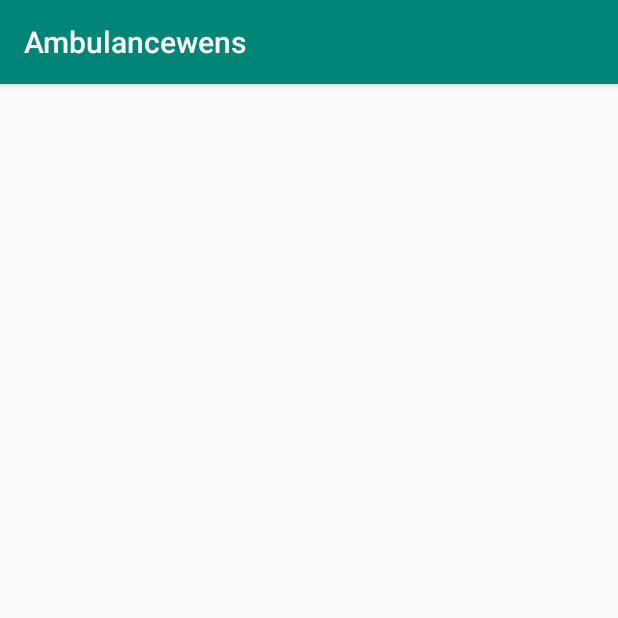
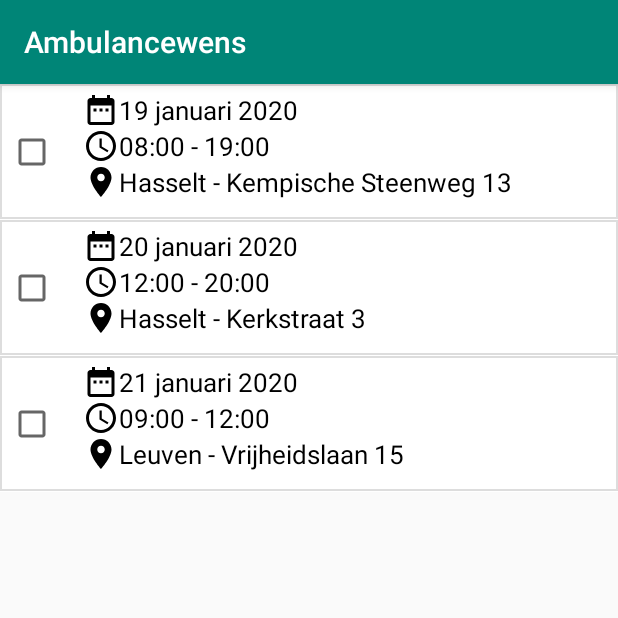
Before and after one commit to jochenLekens/wensambulance_T3, an Android app: the MainActivity screen opened directly, with no data from a screen before it, on a phone screen of 412 x 824 dp, the top half of it. Run offline under Robolectric (Android 15) with nearby library versions, the phone set to English and light mode, and no system bars.

Commit message:
recycler view made and dummy data added v2

```diff
--- a/app/src/main/java/android/a/ambulancewens/ui/MainActivity.java
+++ b/app/src/main/java/android/a/ambulancewens/ui/MainActivity.java
@@ -1,15 +1,46 @@
 package android.a.ambulancewens.ui;
 
 import androidx.appcompat.app.AppCompatActivity;
+import androidx.recyclerview.widget.LinearLayoutManager;
+import androidx.recyclerview.widget.RecyclerView;
 
 import android.a.ambulancewens.R;
+import android.a.ambulancewens.adapters.RecyclerViewAdapter;
 import android.os.Bundle;
 
+import java.util.ArrayList;
+
 public class MainActivity extends AppCompatActivity {
+
+    private ArrayList<String> mDates  = new ArrayList<>();
+    private ArrayList<String> mTimes = new ArrayList<>();
+    private ArrayList<String> mLocations = new ArrayList<>();
 
     @Override
     protected void onCreate(Bundle savedInstanceState) {
         super.onCreate(savedInstanceState);
         setContentView(R.layout.activity_main);
+        this.fillDummyData();
+        this.initRecyclerView();
+    }
+
+    private void initRecyclerView() {
+        RecyclerView recyclerView = findViewById(R.id.recycler_view);
+        RecyclerViewAdapter adapter = new RecyclerViewAdapter(mDates, mTimes, mLocations, this);
+        recyclerView.setAdapter(adapter);
+        recyclerView.setLayoutManager(new LinearLayoutManager(this));
+    }
+
+
+    public void fillDummyData(){
+        mDates.add("19 januari 2020");
+        mDates.add("20 januari 2020");
+        mDates.add("21 januari 2020");
+        mTimes.add("08:00 - 19:00");
+        mTimes.add("12:00 - 20:00");
+        mTimes.add("09:00 - 12:00");
+        mLocations.add("Hasselt - Kempische Steenweg 13");
+        mLocations.add("Hasselt - Kerkstraat 3");
+        mLocations.add("Leuven - Vrijheidslaan 15");
     }
 }
--- a/app/src/main/res/drawable/calender.xml
+++ b/app/src/main/res/drawable/calender.xml
@@ -5,5 +5,5 @@
         android:viewportHeight="24.0">
     <path
         android:fillColor="#FF000000"
-        android:pathData="M6,18c0,0.55 0.45,1 1,1h1v3.5c0,0.83 0.67,1.5 1.5,1.5s1.5,-0.67 1.5,-1.5L11,19h2v3.5c0,0.83 0.67,1.5 1.5,1.5s1.5,-0.67 1.5,-1.5L16,19h1c0.55,0 1,-0.45 1,-1L18,8L6,8v10zM3.5,8C2.67,8 2,8.67 2,9.5v7c0,0.83 0.67,1.5 1.5,1.5S5,17.33 5,16.5v-7C5,8.67 4.33,8 3.5,8zM20.5,8c-0.83,0 -1.5,0.67 -1.5,1.5v7c0,0.83 0.67,1.5 1.5,1.5s1.5,-0.67 1.5,-1.5v-7c0,-0.83 -0.67,-1.5 -1.5,-1.5zM15.53,2.16l1.3,-1.3c0.2,-0.2 0.2,-0.51 0,-0.71 -0.2,-0.2 -0.51,-0.2 -0.71,0l-1.48,1.48C13.85,1.23 12.95,1 12,1c-0.96,0 -1.86,0.23 -2.66,0.63L7.85,0.15c-0.2,-0.2 -0.51,-0.2 -0.71,0 -0.2,0.2 -0.2,0.51 0,0.71l1.31,1.31C6.97,3.26 6,5.01 6,7h12c0,-1.99 -0.97,-3.75 -2.47,-4.84zM10,5L9,5L9,4h1v1zM15,5h-1L14,4h1v1z"/>
+        android:pathData="M9,11L7,11v2h2v-2zM13,11h-2v2h2v-2zM17,11h-2v2h2v-2zM19,4h-1L18,2h-2v2L8,4L8,2L6,2v2L5,4c-1.11,0 -1.99,0.9 -1.99,2L3,20c0,1.1 0.89,2 2,2h14c1.1,0 2,-0.9 2,-2L21,6c0,-1.1 -0.9,-2 -2,-2zM19,20L5,20L5,9h14v11z"/>
 </vector>
--- a/app/src/main/res/layout/activity_main.xml
+++ b/app/src/main/res/layout/activity_main.xml
@@ -1,9 +1,13 @@
 <?xml version="1.0" encoding="utf-8"?>
-<androidx.constraintlayout.widget.ConstraintLayout xmlns:android="http://schemas.android.com/apk/res/android"
-    xmlns:app="http://schemas.android.com/apk/res-auto"
-    xmlns:tools="http://schemas.android.com/tools"
-    android:layout_width="match_parent"
-    android:layout_height="match_parent"
-    tools:context=".ui.MainActivity">
+<RelativeLayout xmlns:android="http://schemas.android.com/apk/res/android"
+    android:layout_width="match_parent" android:layout_height="match_parent">
 
-</androidx.constraintlayout.widget.ConstraintLayout>
+
+    <androidx.recyclerview.widget.RecyclerView
+        android:layout_width="match_parent"
+        android:layout_height="match_parent"
+        android:id="@+id/recycler_view">
+    </androidx.recyclerview.widget.RecyclerView>
+
+
+</RelativeLayout>
--- a/app/src/main/res/layout/layout_listitem.xml
+++ b/app/src/main/res/layout/layout_listitem.xml
@@ -10,8 +10,8 @@
     android:layout_height="wrap_content"
     android:orientation="horizontal">
 
-    <androidx.appcompat.widget.AppCompatImageView
-        android:layout_width="80dp"
+    <androidx.appcompat.widget.AppCompatCheckBox
+        android:layout_width="40dp"
         android:layout_height="80dp"
         android:id="@+id/logoImage"
         android:src="@mipmap/ic_launcher"
@@ -23,40 +23,40 @@
         android:orientation="vertical">
 
         <TextView
+            android:id="@+id/datumTextView"
             android:layout_width="wrap_content"
             android:layout_height="wrap_content"
-            android:id="@+id/storeNameTextview"
-            android:text="een winkel naam"
-            android:layout_toRightOf="@id/logoImage"
-            android:textColor="#000"
             android:layout_centerVertical="true"
             android:layout_marginLeft="10dp"
-            android:textSize="17sp"
-            />
+            android:layout_toRightOf="@id/logoImage"
+            android:drawableLeft="@drawable/calender"
+            android:text="18 april 2020"
+            android:textColor="#000"
+            android:textSize="17sp" />
+
         <TextView
+            android:id="@+id/OpeningTodayTextview"
             android:layout_width="wrap_content"
             android:layout_height="wrap_content"
-            android:id="@+id/OpeningTodayTextview"
-            android:text="Vandaag 9:30-18:00"
+            android:layout_centerVertical="true"
+            android:layout_marginLeft="10dp"
             android:layout_toRightOf="@id/logoImage"
             android:drawableLeft="@drawable/clock_black"
+            android:text="9:30-18:00"
             android:textColor="#000"
+            android:textSize="17sp" />
+
+        <TextView
+            android:id="@+id/locationTextView"
+            android:layout_width="wrap_content"
+            android:layout_height="wrap_content"
             android:layout_centerVertical="true"
             android:layout_marginLeft="10dp"
-            android:textSize="17sp"
-            />
-        <TextView
-            android:layout_width="wrap_content"
-            android:layout_height="wrap_content"
-            android:id="@+id/distanceTextview"
-            android:text="1.6 km"
+            android:layout_toRightOf="@id/logoImage"
             android:drawableLeft="@drawable/marker_black"
-            android:layout_toRightOf="@id/logoImage"
+            android:text="Herentals Vrijheidslaan 33"
             android:textColor="#000"
-            android:layout_centerVertical="true"
-            android:layout_marginLeft="10dp"
-            android:textSize="17sp"
-            />
+            android:textSize="17sp" />
 
     </LinearLayout>
 </LinearLayout>
```
Also changed, not shown: app/src/main/java/android/a/ambulancewens/adapters/RecyclerViewAdapter.java (+23 -110 lines).
